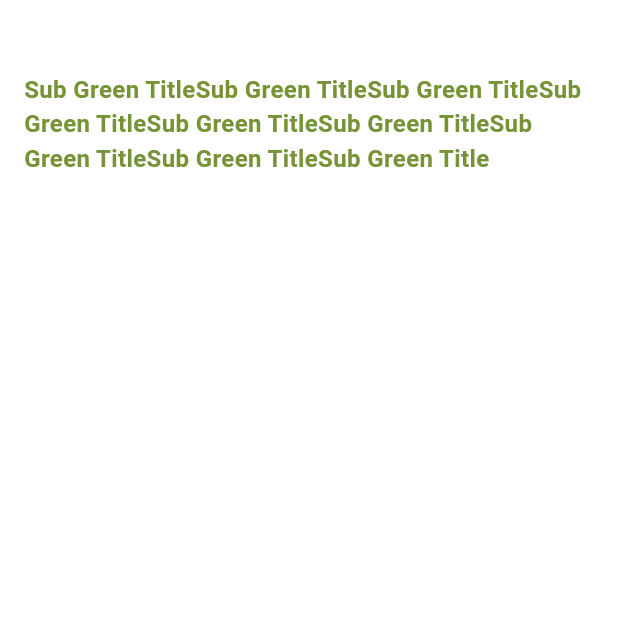
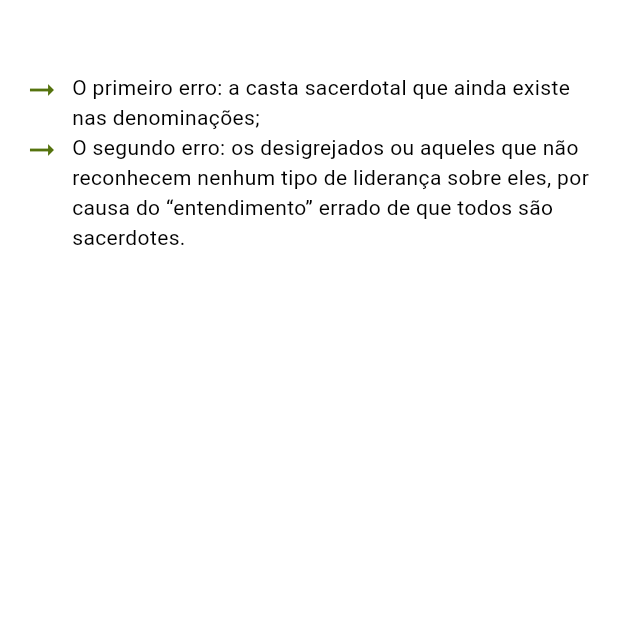
Before and after one commit to JoaoEmanuell/fundamentos-plus-mobile, a Flutter app: the screen it shows after launch, on a phone screen of 412 x 824 dp, the top half of it. Run offline on Flutter 3.47's test engine with Material 3 defaults, Android fonts, the light colour scheme and no system bars; drawn by our look-alikes of flutter_markdown; our stand-ins replace flutter_svg, permission_handler, shared_preferences, string_validator; missing offline and left inert: confirm_dialog, flutter_archive, flutter_downloader; accounts and stored records are empty.

Commit message:
styles: checklist, list_with_arrow, list_with_gray_background, text_for_complement_reading and text_green

```diff
--- /dev/null
+++ b/fundamentos_plus_mobile/lib/components/ui/lesson/styles/list_with_arrow.dart
@@ -0,0 +1,42 @@
+import 'package:flutter/material.dart';
+import 'package:flutter_markdown/flutter_markdown.dart';
+import 'package:fundamentos_plus_mobile/utils/convert_hex_color_in_color.dart';
+
+Widget listWithArrowStyle(String content) {
+  List<String> split = content.split(" | ");
+  String direction = split[0];
+  String hexColor = split[1];
+  List<String> texts = split.sublist(2);
+  Color color = convertHexColorInColor(hexColor);
+  Icon arrowWidget = Icon(Icons.arrow_right_alt, color: color);
+
+  switch (direction) {
+    case "up":
+      arrowWidget = Icon(Icons.arrow_upward, color: color);
+      break;
+    case "right": // default
+      arrowWidget = Icon(Icons.arrow_right_alt, color: color);
+      break;
+    case "down":
+      arrowWidget = Icon(Icons.arrow_downward, color: color);
+      break;
+    case "left":
+      arrowWidget = Icon(Icons.arrow_back, color: color);
+      break;
+  }
+
+  return Column(
+      crossAxisAlignment: CrossAxisAlignment.start,
+      children: texts
+          .map((text) => Row(
+                crossAxisAlignment: CrossAxisAlignment.start,
+                children: [
+                  Padding(
+                    padding: const EdgeInsets.only(right: 8.0),
+                    child: arrowWidget,
+                  ),
+                  Expanded(child: MarkdownBody(data: text)),
+                ],
+              ))
+          .toList());
+}
--- a/fundamentos_plus_mobile/lib/components/ui/lesson/styles/multi_bible.dart
+++ b/fundamentos_plus_mobile/lib/components/ui/lesson/styles/multi_bible.dart
@@ -1,7 +1,7 @@
 import 'package:flutter/material.dart';
 import 'package:fundamentos_plus_mobile/components/ui/lesson/styles/bible.dart';
 
-Widget multiBible(String content) {
+Widget multiBibleStyle(String content) {
   List<Widget> markdown = [];
 
   for (final text in content.split(" , ")) {
--- a/fundamentos_plus_mobile/lib/components/ui/lesson/styles/multi_text.dart
+++ b/fundamentos_plus_mobile/lib/components/ui/lesson/styles/multi_text.dart
@@ -1,7 +1,7 @@
 import 'package:flutter/material.dart';
 import 'package:fundamentos_plus_mobile/components/ui/lesson/styles/text.dart';
 
-Widget multiText(String content) {
+Widget multiTextStyle(String content) {
   List<Widget> markdown = [];
 
   for (final text in content.split(" | ")) {
--- a/fundamentos_plus_mobile/lib/screens/page_style_test.dart
+++ b/fundamentos_plus_mobile/lib/screens/page_style_test.dart
@@ -1,12 +1,7 @@
 import 'package:flutter/material.dart';
 import 'package:flutter_markdown/flutter_markdown.dart';
-import 'package:fundamentos_plus_mobile/components/ui/lesson/styles/bold.dart';
-import 'package:fundamentos_plus_mobile/components/ui/lesson/styles/green_separator.dart';
-import 'package:fundamentos_plus_mobile/components/ui/lesson/styles/multi_bible.dart';
-import 'package:fundamentos_plus_mobile/components/ui/lesson/styles/sub_green_title.dart';
-import 'package:fundamentos_plus_mobile/components/ui/lesson/styles/text.dart';
-import 'package:fundamentos_plus_mobile/components/ui/multiline_text.dart';
-import 'package:fundamentos_plus_mobile/controllers/dark_mode_controller.dart';
+import 'package:fundamentos_plus_mobile/components/ui/lesson/styles/list_with_arrow.dart';
+import 'package:fundamentos_plus_mobile/utils/convert_hex_color_in_color.dart';
 
 class PageStyleTest extends StatefulWidget {
   const PageStyleTest({super.key});
@@ -19,19 +14,30 @@ class _PageStyleTestState extends State<PageStyleTest> {
   @override
   Widget build(BuildContext context) {
     String content =
-        'No temor do Senhor, tem o homem forte amparo, e isso é refúgio para os seus filhos. | Provérbios 14:26 , No temor do Senhor, tem o homem forte amparo, e isso é refúgio para os seus filhos. | Provérbios 14:26 , No temor do Senhor, tem o homem forte amparo, e isso é refúgio para os seus filhos. | Provérbios 14:26 , No temor do Senhor, tem o homem forte amparo, e isso é refúgio para os seus filhos. | Provérbios 14:26';
+        "right | #55730e | O primeiro erro: a casta sacerdotal que ainda existe nas denominações; | O segundo erro: os desigrejados ou aqueles que não reconhecem nenhum tipo de liderança sobre eles, por causa do “entendimento” errado de que todos são sacerdotes.";
 
-    String text = content.split(" | ")[0];
-    String versicle = content.split(" | ")[1];
+    final split = content.split(" | ");
+    final direction = split[0];
+    final hexColor = split[1];
+    final texts = split.sublist(2);
+    Color color = convertHexColorInColor(hexColor);
+    Icon arrowWidget = Icon(Icons.arrow_right_alt, color: color);
 
-    Column multiText = Column(
-      spacing: 16,
-      children: [
-        greenSeparatorStyle(""),
-        MarkdownBody(data: text),
-        boldStyle(versicle)
-      ],
-    );
+    switch (direction) {
+      case "up":
+        arrowWidget = Icon(Icons.arrow_upward, color: color);
+        break;
+      case "right": // default
+        arrowWidget = Icon(Icons.arrow_right_alt, color: color);
+        break;
+      case "down":
+        arrowWidget = Icon(Icons.arrow_downward, color: color);
+        break;
+      case "left":
+        arrowWidget = Icon(Icons.arrow_back, color: color);
+        break;
+    }
+
     return Scaffold(
       body: SingleChildScrollView(
           child: Center(
@@ -44,8 +50,7 @@ class _PageStyleTestState extends State<PageStyleTest> {
               spacing: 16,
               children: <Widget>[
                 Center(
-                  child: subGreenTitleStyle(
-                      "Sub Green TitleSub Green TitleSub Green TitleSub Green TitleSub Green TitleSub Green TitleSub Green TitleSub Green TitleSub Green Title"),
+                  child: listWithArrowStyle(content),
                 )
               ],
             ),
--- /dev/null
+++ b/fundamentos_plus_mobile/lib/utils/convert_hex_color_in_color.dart
@@ -0,0 +1,7 @@
+// https://www.edureka.co/community/229252/how-do-i-use-hexadecimal-color-strings-in-flutter
+
+import 'dart:ui';
+
+Color convertHexColorInColor(String color) {
+  return Color(int.parse(color.substring(1, 7), radix: 16) + 0xFF000000);
+}
```
Also changed, not shown: fundamentos_plus_mobile/lib/components/ui/lesson/styles/checklist.dart (added, +25 -0 lines), fundamentos_plus_mobile/lib/components/ui/lesson/styles/list_with_gray_background.dart (added, +24 -0 lines), fundamentos_plus_mobile/lib/components/ui/lesson/styles/text_for_complement_reading.dart (added, +31 -0 lines), fundamentos_plus_mobile/lib/components/ui/lesson/styles/text_green.dart (added, +13 -0 lines), 1 other file.
